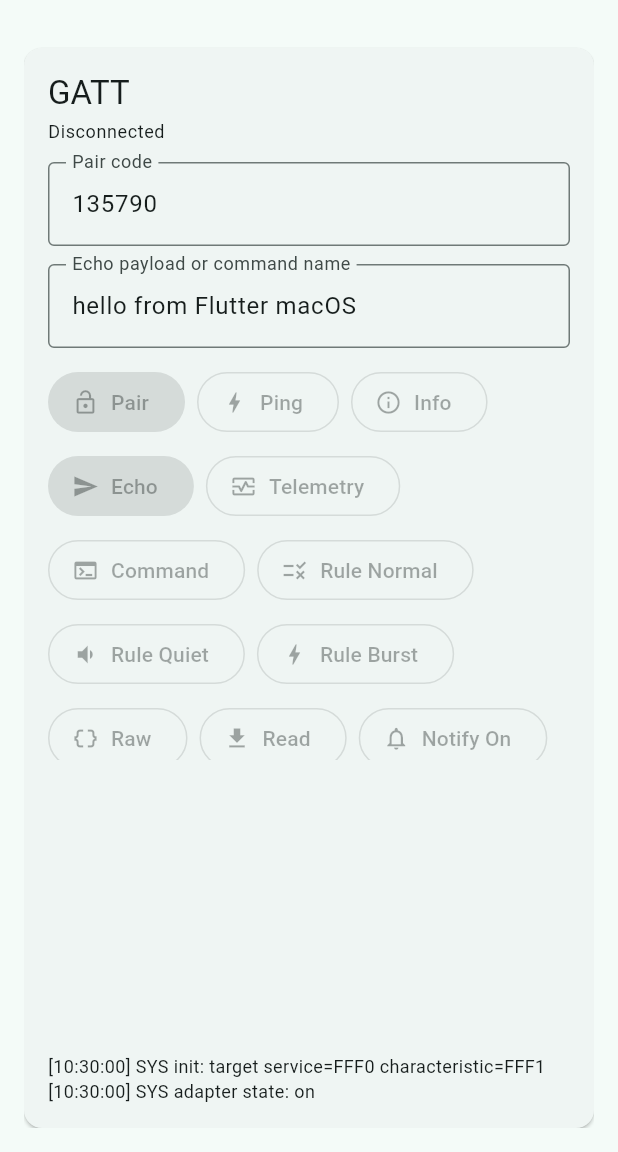
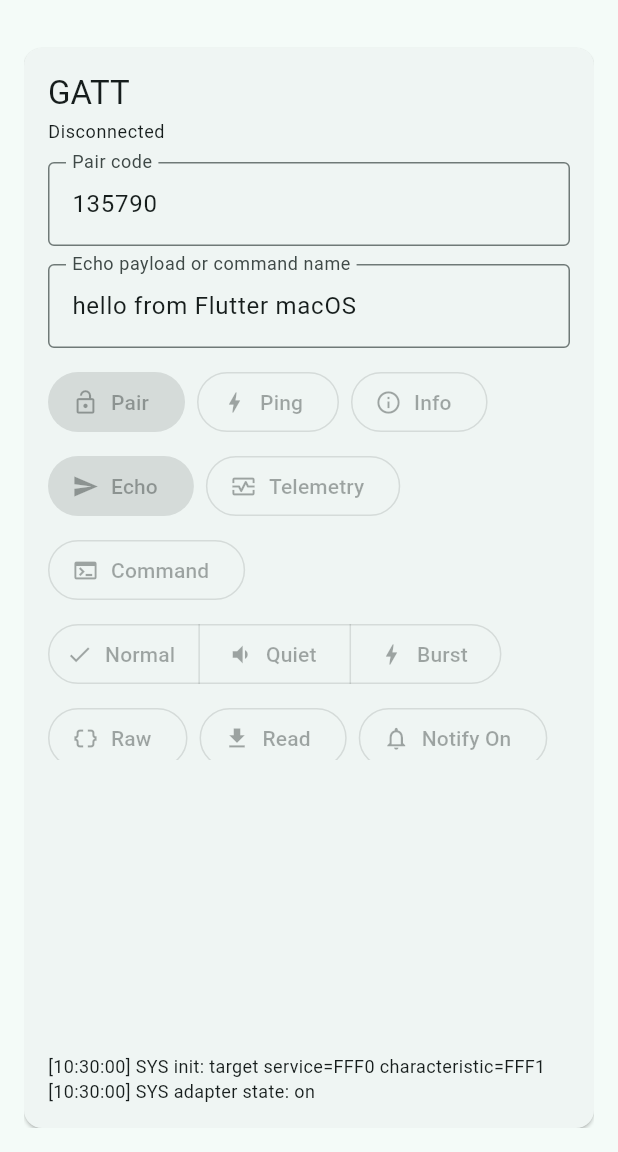
Before and after one commit to Garenge/BLEPeripheral, a Flutter app: the screen it shows after launch, scrolled down 328 dp, on a phone screen of 412 x 824 dp, the part 84-1236 px from its top. Run offline on Flutter 3.47's test engine with Material 3 defaults, Android fonts, the phone set to English and light mode, and no system bars; our stand-ins replace flutter_blue_plus.

Commit message:
pref: surface BLE event rule state

```diff
--- a/FlutterCentral/lib/main.dart
+++ b/FlutterCentral/lib/main.dart
@@ -244,27 +244,7 @@ class _BleCentralPageState extends State<BleCentralPage> {
                           icon: const Icon(Icons.terminal),
                           label: const Text('Command'),
                         ),
-                        OutlinedButton.icon(
-                          onPressed: _controller.demoCharacteristic == null
-                              ? null
-                              : () => _controller.sendEventRuleMode('normal'),
-                          icon: const Icon(Icons.rule),
-                          label: const Text('Rule Normal'),
-                        ),
-                        OutlinedButton.icon(
-                          onPressed: _controller.demoCharacteristic == null
-                              ? null
-                              : () => _controller.sendEventRuleMode('quiet'),
-                          icon: const Icon(Icons.volume_down),
-                          label: const Text('Rule Quiet'),
-                        ),
-                        OutlinedButton.icon(
-                          onPressed: _controller.demoCharacteristic == null
-                              ? null
-                              : () => _controller.sendEventRuleMode('burst'),
-                          icon: const Icon(Icons.bolt),
-                          label: const Text('Rule Burst'),
-                        ),
+                        _buildRuleModeControl(),
                         OutlinedButton.icon(
                           onPressed: _controller.demoCharacteristic == null
                               ? null
@@ -345,6 +325,32 @@ class _BleCentralPageState extends State<BleCentralPage> {
     );
   }
 
+  Widget _buildRuleModeControl() {
+    return SegmentedButton<String>(
+      segments: const [
+        ButtonSegment(
+          value: 'normal',
+          icon: Icon(Icons.rule),
+          label: Text('Normal'),
+        ),
+        ButtonSegment(
+          value: 'quiet',
+          icon: Icon(Icons.volume_down),
+          label: Text('Quiet'),
+        ),
+        ButtonSegment(
+          value: 'burst',
+          icon: Icon(Icons.bolt),
+          label: Text('Burst'),
+        ),
+      ],
+      selected: {_controller.eventRuleMode},
+      onSelectionChanged: _controller.demoCharacteristic == null
+          ? null
+          : (selection) => _controller.sendEventRuleMode(selection.first),
+    );
+  }
+
   Widget _buildLogList() {
     return ListView.builder(
       reverse: true,
```
Also changed, not shown: FlutterCentral/lib/src/ble_central_controller.dart (+20 -9 lines), FlutterCentral/lib/src/ble_protocol_codec.dart (+18 -1 lines), 15 other files.
